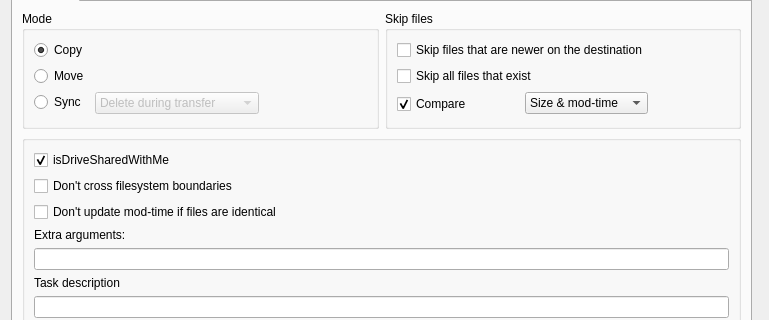
Before: the Qt Designer form src/transfer_dialog.ui in SysAdminDoc/RcloneBrowserNG, drawn with Qt 5; both pictures show x 0 to 769 and y 109 to 429 of the 769 by 531 pixel window.
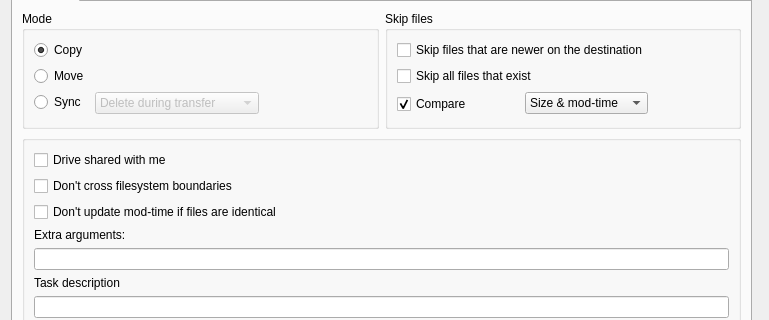
After: the same form once the commit is applied.

Commit message: drive shared with me transfer window checkbox

Patch:
```diff
--- a/src/transfer_dialog.ui
+++ b/src/transfer_dialog.ui
@@ -124,11 +124,17 @@
          <layout class="QVBoxLayout" name="verticalLayout">
           <item>
            <widget class="QCheckBox" name="checkisDriveSharedWithMe">
+            <property name="enabled">
+             <bool>true</bool>
+            </property>
+            <property name="toolTip">
+             <string>--drive-shared-with-me</string>
+            </property>
             <property name="text">
-             <string>isDriveSharedWithMe</string>
+             <string>Drive shared with me</string>
             </property>
             <property name="checked">
-             <bool>true</bool>
+             <bool>false</bool>
             </property>
            </widget>
           </item>
```
